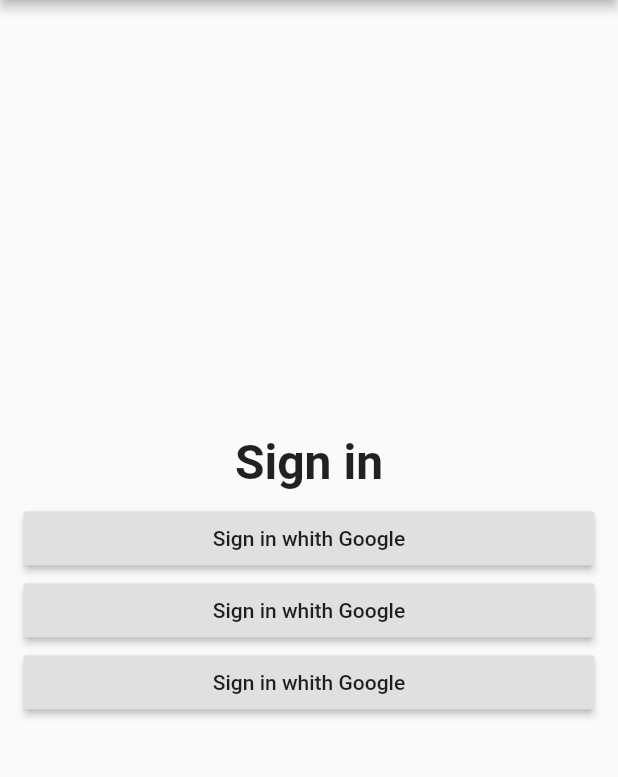
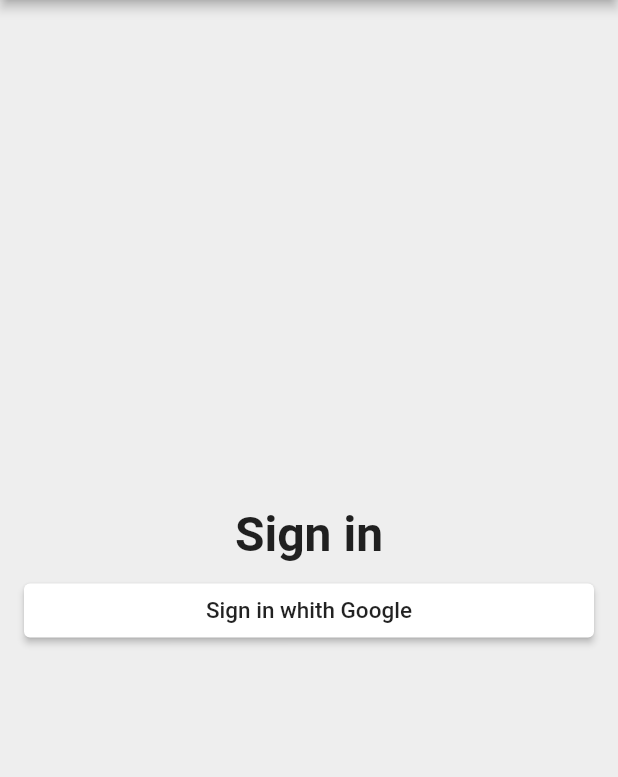
Before and after one commit to galegoz/Flutter_Firebase, a Flutter app: the screen it shows after launch, on a phone screen of 412 x 824 dp, the part 84-861 px from its top. Run offline on Flutter 3.47's test engine with Material 2 defaults, Android fonts, the phone set to English and light mode, and no system bars.

Commit message:
Background do body e design do botão

```diff
--- a/lib/app/app.sign_in/sign_in_page.dart
+++ b/lib/app/app.sign_in/sign_in_page.dart
@@ -10,6 +10,7 @@ class SignInPage extends StatelessWidget {
         elevation: 3.0,
       ),
       body: _BuildContext(),
+      backgroundColor: Colors.grey[200],
     );
   }
 }
@@ -36,15 +37,17 @@ class _BuildContext extends StatelessWidget {
               height: 8.0,
             ),
             RaisedButton(
-              child: Text('Sign in whith Google'),
-              onPressed: () {},
-            ),
-            RaisedButton(
-              child: Text('Sign in whith Google'),
-              onPressed: () {},
-            ),
-            RaisedButton(
-              child: Text('Sign in whith Google'),
+              child: Text(
+                'Sign in whith Google',
+                style: TextStyle(
+                  color: Colors.black87,
+                  fontSize: 15.0,
+                ),
+              ),
+              color: Colors.white,
+              shape: RoundedRectangleBorder(
+                borderRadius: BorderRadius.all(Radius.circular(4.0)),
+              ),
               onPressed: () {},
             ),
           ],
```
